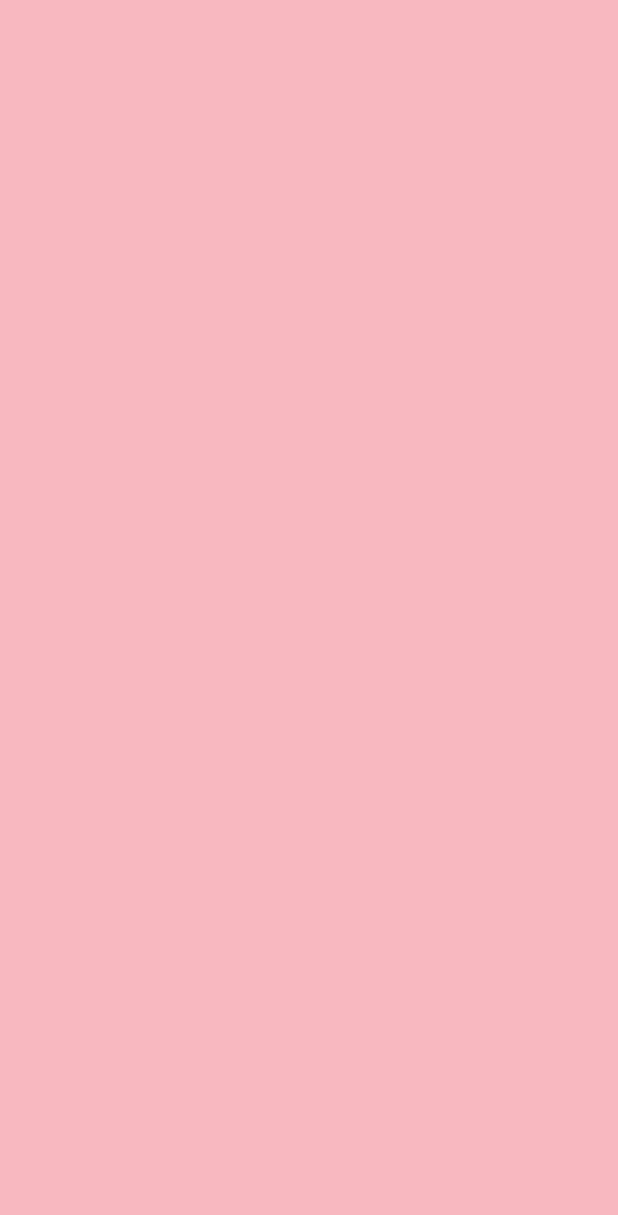
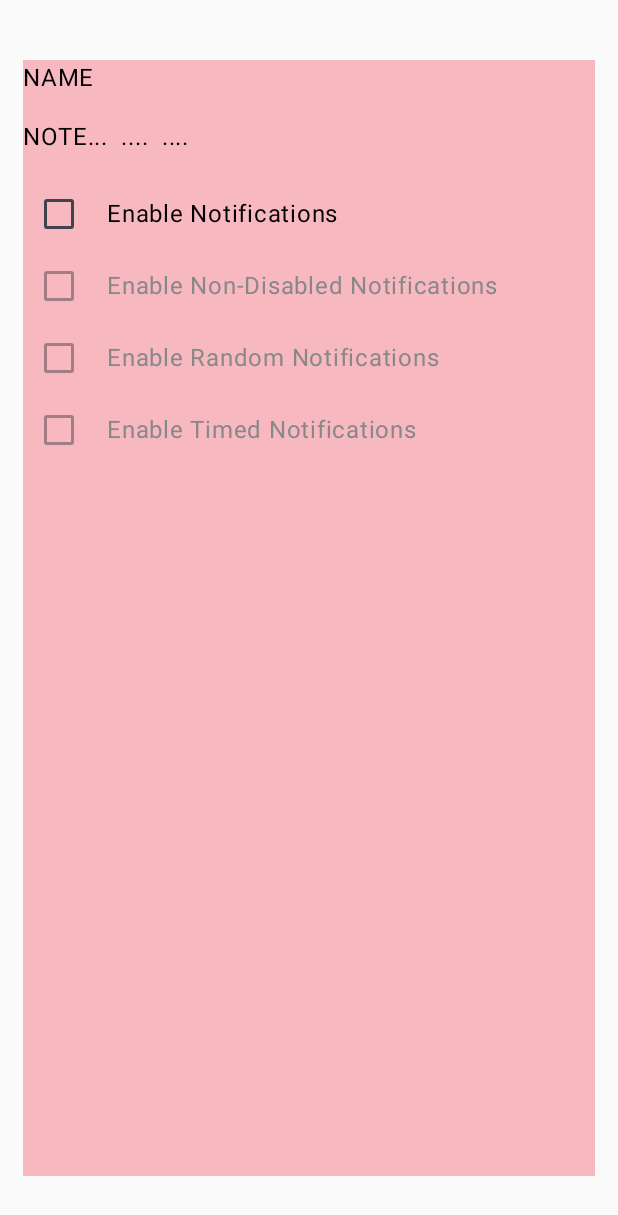
Before and after one commit to Ruslan794/HabiBoo, an Android app built with Jetpack Compose: the ADD_HABIT screen opened through its navigation route, on a phone screen of 412 x 824 dp. Before the commit the part shown is empty. Shown: the top 1215 px of the screen. Run offline under Robolectric (Android 15) with nearby library versions, the phone set to English and light mode, and no system bars; our stand-ins replace livedata-compose.

Commit message:
Implement initial layout for AddHabitScreen

```diff
--- a/app/src/main/java/com/example/habiboo/presentation/screens/addhabitscreen/AddHabitScreen.kt
+++ b/app/src/main/java/com/example/habiboo/presentation/screens/addhabitscreen/AddHabitScreen.kt
@@ -1,28 +1,150 @@
 package com.example.habiboo.presentation.screens.addhabitscreen
 
 import androidx.compose.foundation.background
+import androidx.compose.foundation.layout.Arrangement
 import androidx.compose.foundation.layout.Column
+import androidx.compose.foundation.layout.Row
 import androidx.compose.foundation.layout.fillMaxSize
+import androidx.compose.foundation.layout.height
+import androidx.compose.foundation.layout.padding
+import androidx.compose.foundation.layout.width
 import androidx.compose.foundation.rememberScrollState
 import androidx.compose.foundation.verticalScroll
-import androidx.compose.material3.Icon
+import androidx.compose.material3.Checkbox
+import androidx.compose.material3.Text
+import androidx.compose.material3.TextField
 import androidx.compose.runtime.Composable
+import androidx.compose.runtime.getValue
+import androidx.compose.runtime.mutableStateOf
+import androidx.compose.runtime.remember
+import androidx.compose.runtime.setValue
+import androidx.compose.ui.Alignment
 import androidx.compose.ui.Modifier
+import androidx.compose.ui.graphics.Color
+import androidx.compose.ui.unit.dp
 import androidx.lifecycle.viewmodel.compose.viewModel
 import androidx.navigation.NavHostController
 import com.example.habiboo.presentation.theme.SoftPink80
 
 
 @Composable
-fun AddHabitScreen(navController: NavHostController, vm : AddHabitScreenViewModel = viewModel()) {
+fun AddHabitScreen(navController: NavHostController, vm: AddHabitScreenViewModel = viewModel()) {
     val scrollState = rememberScrollState()
 
     Column(
+        verticalArrangement = Arrangement.spacedBy(15.dp),
         modifier = Modifier
             .fillMaxSize()
+            .padding(horizontal = 15.dp, vertical = 40.dp)
             .verticalScroll(scrollState)
             .background(color = SoftPink80)
     ) {
-
+        Text(text = "NAME")
+        Text(text = "NOTE...  ....  ....")
+        CheckBoxesBlock(vm)
     }
 }
+
+@Composable
+fun CheckBoxesBlock(vm: AddHabitScreenViewModel) {
+    val notificationsEnabledChecked by vm.notificationsEnabledChecked
+    val nonDisabledNotificationsChecked by vm.nonDisabledNotificationsChecked
+    val timedNotificationsEnabledChecked by vm.timedNotificationsEnabledChecked
+    val randomNotificationsEnabledChecked by vm.randomNotificationsEnabledChecked
+    val timePeriodNotificationsEnabled by vm.timePeriodNotificationsEnabled
+    val exactTimeNotificationsEnabled by vm.exactTimeNotificationsEnabled
+
+    var textFieldText by remember { mutableStateOf("") }
+
+    Column {
+        SimpleCheckBox(
+            title = "Enable Notifications",
+            initialValue = notificationsEnabledChecked,
+            onCheckedChange = { newValue -> vm.setNotificationsEnabledChecked(newValue) }
+        )
+
+        SimpleCheckBox(
+            title = "Enable Non-Disabled Notifications",
+            initialValue = nonDisabledNotificationsChecked,
+            onCheckedChange = { newValue -> vm.setNonDisabledNotificationsChecked(newValue) },
+            enabled = notificationsEnabledChecked
+        )
+
+        SimpleCheckBox(
+            title = "Enable Random Notifications",
+            initialValue = randomNotificationsEnabledChecked,
+            onCheckedChange = { newValue -> vm.setRandomNotificationsEnabledChecked(newValue) },
+            enabled = notificationsEnabledChecked
+        )
+
+        SimpleCheckBox(
+            title = "Enable Timed Notifications",
+            initialValue = timedNotificationsEnabledChecked,
+            onCheckedChange = { newValue -> vm.setTimedNotificationsEnabledChecked(newValue) },
+            enabled = notificationsEnabledChecked
+        )
+
+        if (timedNotificationsEnabledChecked) {
+            Row(
+                verticalAlignment = Alignment.CenterVertically,
+                horizontalArrangement = Arrangement.spacedBy(10.dp),
+                modifier = Modifier.padding(start = 20.dp)
+            ) {
+                Checkbox(
+                    checked = timePeriodNotificationsEnabled,
+                    onCheckedChange = { vm.setTimePeriodNotificationsEnabled(it)}
+                )
+                Text(
+                    text = "every",
+                )
+
+                TextField(
+                    value = textFieldText,
+                    onValueChange = { newText -> textFieldText = newText },
+                    Modifier.width(35.dp).height(30.dp)
+                )
+                Text(text = "hours.")
+            }
+
+            Row(
+                verticalAlignment = Alignment.CenterVertically,
+                horizontalArrangement = Arrangement.spacedBy(10.dp),
+                modifier = Modifier.padding(start = 20.dp)
+            ) {
+                Checkbox(
+                    checked = exactTimeNotificationsEnabled,
+                    onCheckedChange = { vm.setExactTimeNotificationsEnabled(it)}
+                )
+                Text(
+                    text = "at:",
+                )
+                //add time picker and list od dates
+            }
+        }
+    }
+}
+
+@Composable
+fun SimpleCheckBox(
+    title: String,
+    initialValue: Boolean,
+    onCheckedChange: (Boolean) -> Unit,
+    enabled: Boolean = true
+) {
+    Row(
+        verticalAlignment = Alignment.CenterVertically
+    ) {
+        Checkbox(
+            checked = initialValue,
+            onCheckedChange = { newCheckedValue ->
+                onCheckedChange(newCheckedValue)
+            },
+            enabled = enabled
+        )
+        Text(
+            text = title,
+            color = if (enabled) Color.Black else Color.Gray,
+            modifier = Modifier.padding(start = 8.dp)
+        )
+    }
+}
--- a/app/src/main/java/com/example/habiboo/presentation/screens/addhabitscreen/AddHabitScreenViewModel.kt
+++ b/app/src/main/java/com/example/habiboo/presentation/screens/addhabitscreen/AddHabitScreenViewModel.kt
@@ -1,8 +1,52 @@
 package com.example.habiboo.presentation.screens.addhabitscreen
 
-import androidx.compose.foundation.rememberScrollState
+import androidx.compose.runtime.State
+import androidx.compose.runtime.mutableStateOf
 import androidx.lifecycle.ViewModel
 
-class AddHabitScreenViewModel () : ViewModel() {
 
+class AddHabitScreenViewModel : ViewModel() {
+
+    private val _notificationsEnabledChecked = mutableStateOf(false)
+    val notificationsEnabledChecked: State<Boolean> = _notificationsEnabledChecked
+
+    private val _nonDisabledNotificationsChecked = mutableStateOf(false)
+    val nonDisabledNotificationsChecked: State<Boolean> = _nonDisabledNotificationsChecked
+
+    private val _timedNotificationsEnabledChecked = mutableStateOf(false)
+    val timedNotificationsEnabledChecked: State<Boolean> = _timedNotificationsEnabledChecked
+
+    private val _randomNotificationsEnabledChecked = mutableStateOf(false)
+    val randomNotificationsEnabledChecked: State<Boolean> = _randomNotificationsEnabledChecked
+
+    private val _timePeriodNotificationsEnabled = mutableStateOf(false)
+    val timePeriodNotificationsEnabled: State<Boolean> = _timePeriodNotificationsEnabled
+
+    private val _exactTimeNotificationsEnabled = mutableStateOf(false)
+    val exactTimeNotificationsEnabled: State<Boolean> = _exactTimeNotificationsEnabled
+
+    fun setNotificationsEnabledChecked(value: Boolean) {
+        _notificationsEnabledChecked.value = value
+        if (!value) {
+            _nonDisabledNotificationsChecked.value = false
+            _timedNotificationsEnabledChecked.value = false
+            _randomNotificationsEnabledChecked.value = false
+        }
+    }
+
+    fun setNonDisabledNotificationsChecked(value: Boolean) {
+        _nonDisabledNotificationsChecked.value = value
+    }
+    fun setTimedNotificationsEnabledChecked(value: Boolean) {
+        _timedNotificationsEnabledChecked.value = value
+    }
+    fun setRandomNotificationsEnabledChecked(value: Boolean) {
+        _randomNotificationsEnabledChecked.value = value
+    }
+    fun setTimePeriodNotificationsEnabled(value: Boolean) {
+        _timePeriodNotificationsEnabled.value = value
+    }
+    fun setExactTimeNotificationsEnabled(value: Boolean) {
+        _exactTimeNotificationsEnabled.value = value
+    }
 }
```
